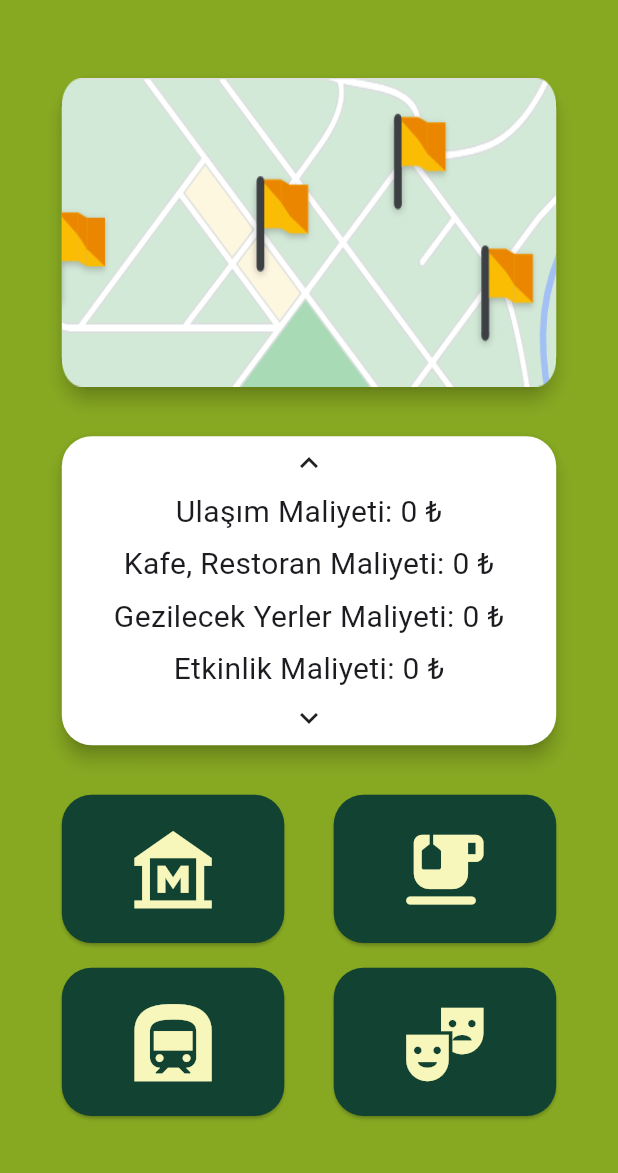
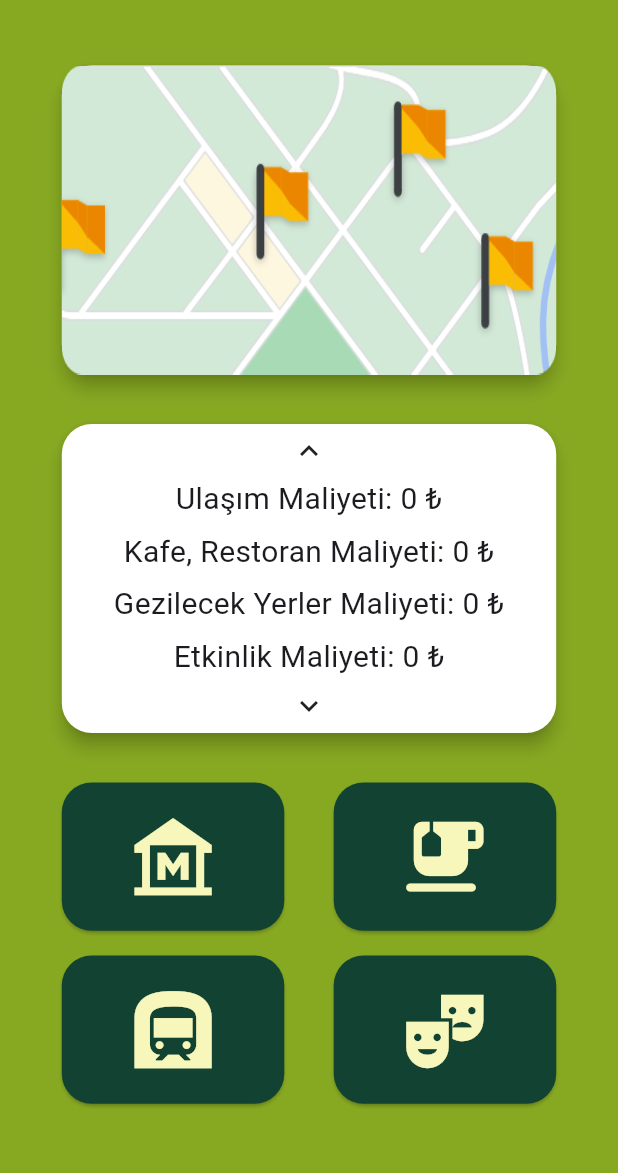
Before and after one commit to Cenkaysahin/LIMOSA-APP, a Flutter app: the RouteScreen screen opened directly with empty values, on a phone screen of 412 x 824 dp, the part 63-1236 px from its top. Run offline on Flutter 3.47's test engine with Material 3 defaults, Android fonts, the phone set to English and light mode, and no system bars; our stand-ins replace animated_text_kit, introduction_screen.

Commit message:
sizedbox added

```diff
--- a/lib/screens/route_screen.dart
+++ b/lib/screens/route_screen.dart
@@ -184,6 +184,7 @@ class _RouteScreenState extends State<RouteScreen> {
                               color: const Color(0xffF7F6BB), size: width * 0.15))),
                 ],
               ),
+              SizedBox(height: height*0.02,)
             ],
           ),
         ),
```
